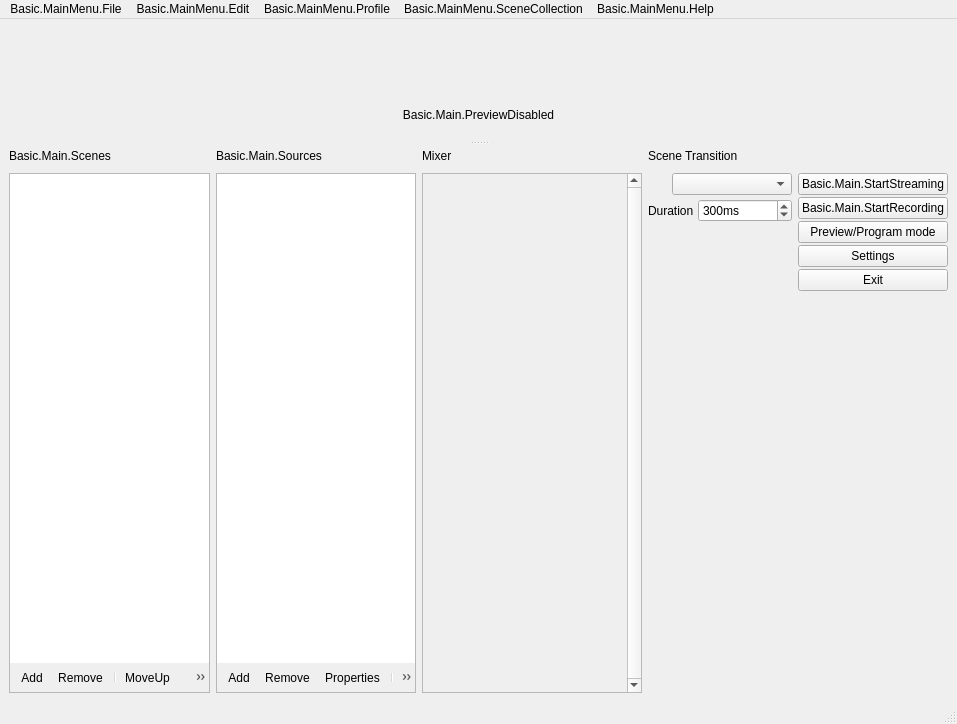
Before: the Qt Designer form obs/forms/OBSBasic.ui in Kiskae/obs-studio, drawn with Qt 5.
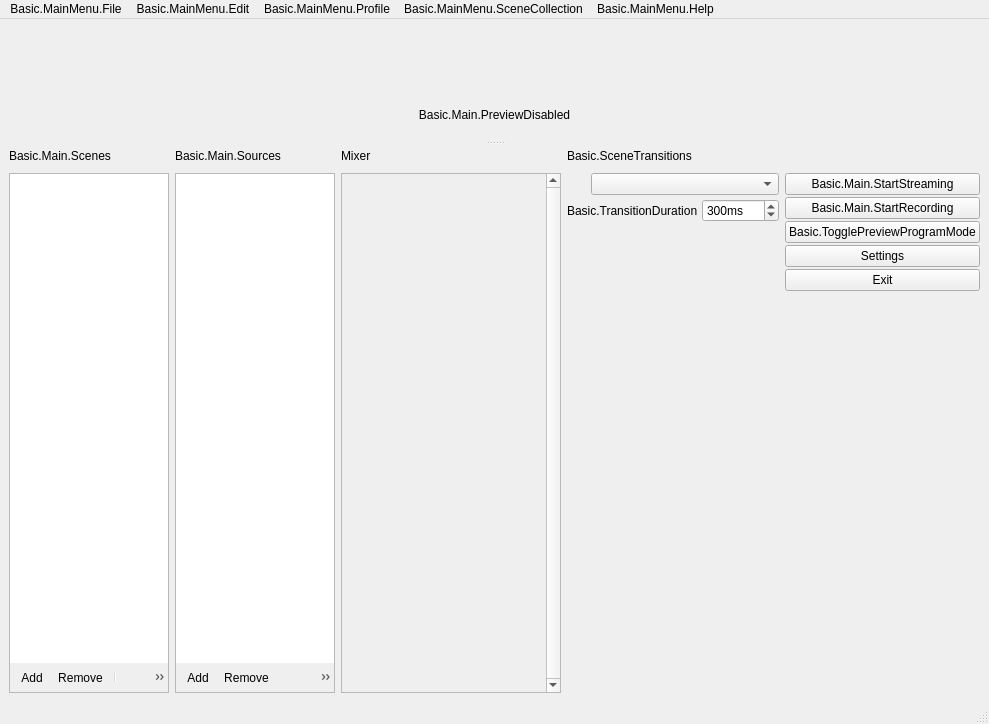
After: the same form once the commit is applied. Icons and pictures are not drawn. Custom widgets are drawn as their Qt base class.

Commit message: Add hotkeys and make UI use locale

```diff
--- a/obs/forms/OBSBasic.ui
+++ b/obs/forms/OBSBasic.ui
@@ -146,7 +146,7 @@
           <item>
            <widget class="QPushButton" name="modeSwitch">
             <property name="text">
-             <string>Preview/Program mode</string>
+             <string>Basic.TogglePreviewProgramMode</string>
             </property>
            </widget>
           </item>
@@ -625,7 +625,7 @@
                </sizepolicy>
               </property>
               <property name="text">
-               <string>Duration</string>
+               <string>Basic.TransitionDuration</string>
               </property>
              </widget>
             </item>
@@ -668,7 +668,7 @@
         <item row="0" column="3">
          <widget class="QLabel" name="label_2">
           <property name="text">
-           <string>Scene Transition</string>
+           <string>Basic.SceneTransitions</string>
           </property>
          </widget>
         </item>
```
Left out of the diff: 5 changed lines with no effect on the pictures. The commit also changes 4 other files.
